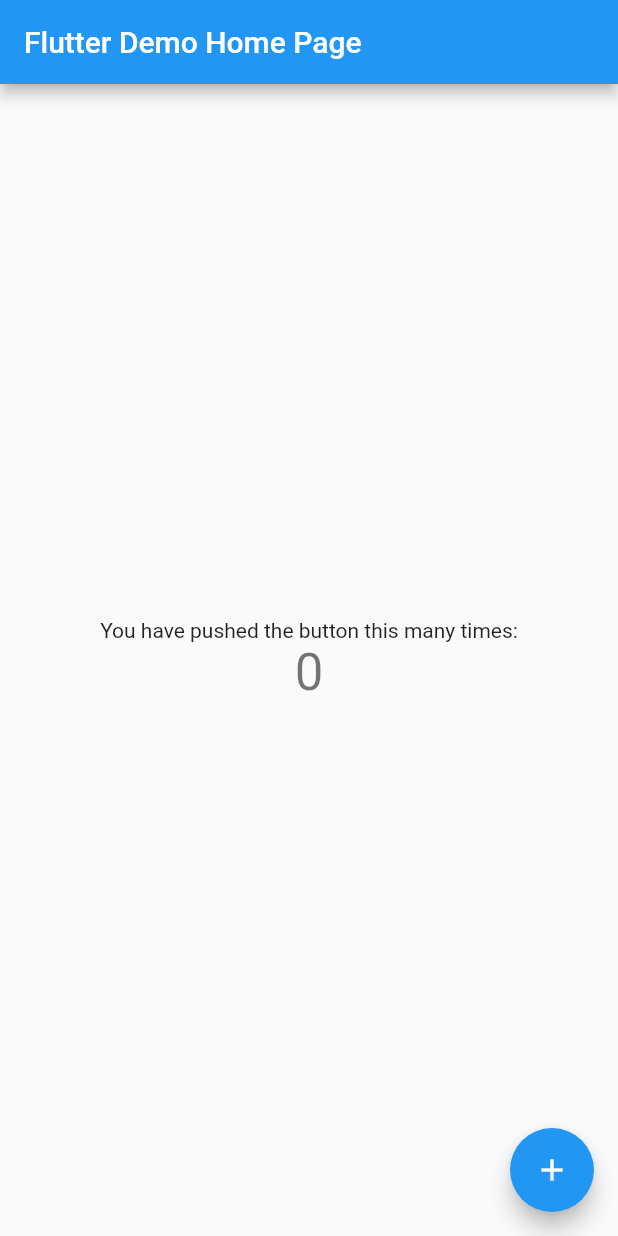
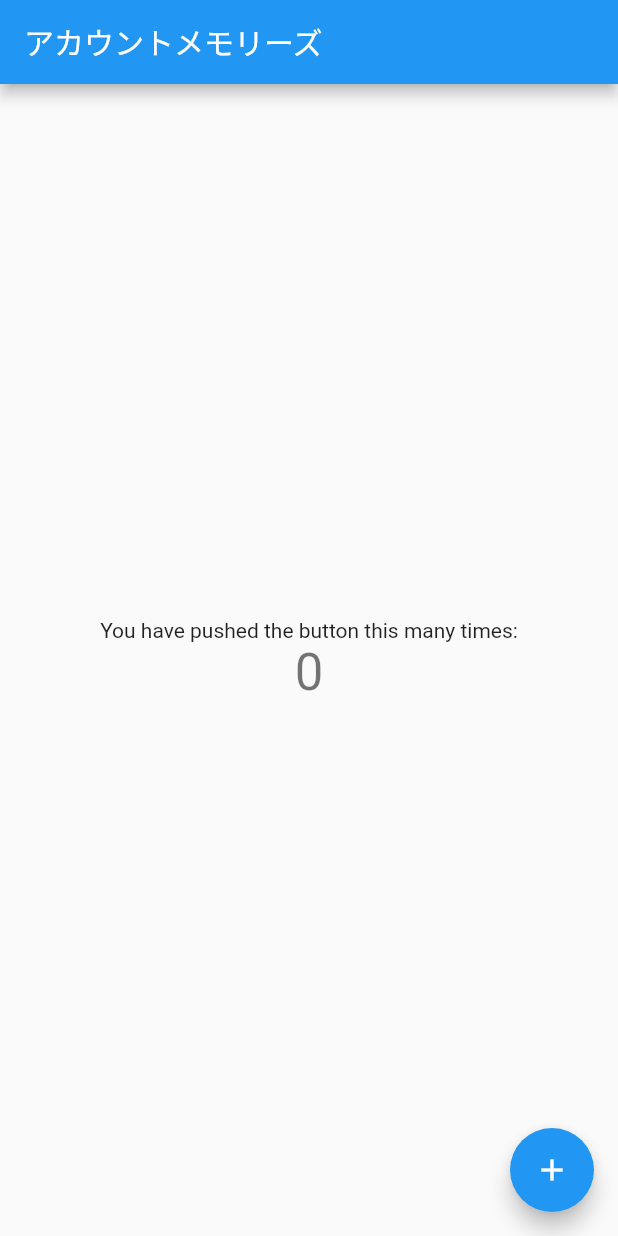
Before and after one commit to nikukyugamer/account-memories, a Flutter app: the screen it shows after launch, on a phone screen of 412 x 824 dp. Run offline on Flutter 3.47's test engine with Material 2 defaults, Android fonts, the phone set to English and light mode, and no system bars.

Commit message:
feat: 🎸 ホーム画面のタイトルテキストを変更した (#4)

```diff
--- a/lib/main.dart
+++ b/lib/main.dart
@@ -41,7 +41,7 @@ class _MyHomePageState extends State<MyHomePage> {
   Widget build(BuildContext context) {
     return Scaffold(
       appBar: AppBar(
-        title: Text(widget.title),
+        title: const Text('アカウントメモリーズ'),
       ),
       body: Center(
         child: Column(
```
